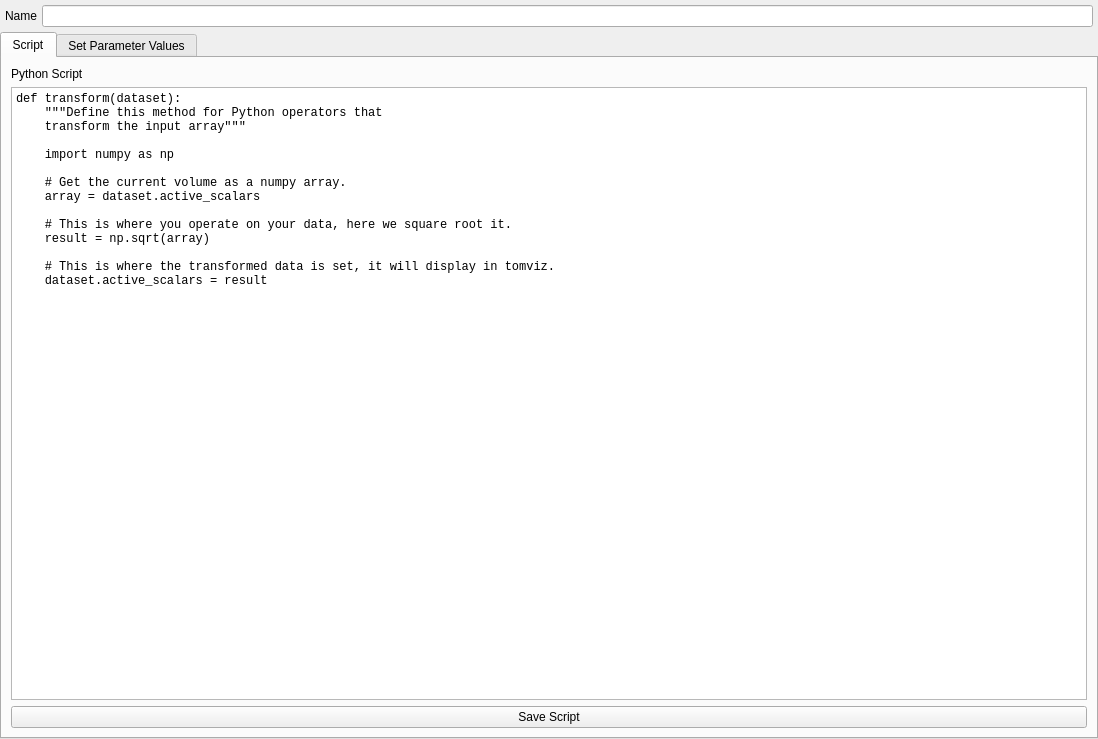
psavery/tomviz, file tomviz/legacy/operators/EditPythonOperatorWidget.ui: the form before one commit.
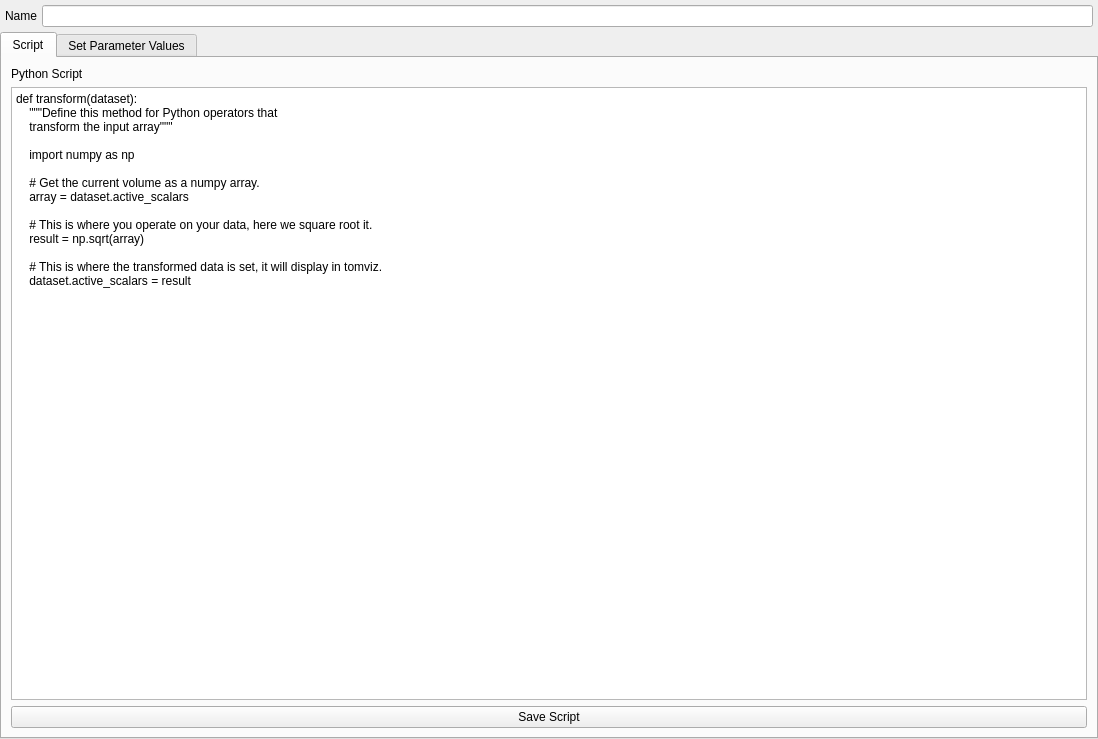
The form after the commit. The open tabs and pages were chosen to show the change.

Commit message:
Don't use a hardcoded "Monospace" font
Instead, use a system font. This prevents errors when monospace is
not available.

Diff of the .ui file:
```diff
--- a/tomviz/legacy/operators/EditPythonOperatorWidget.ui
+++ b/tomviz/legacy/operators/EditPythonOperatorWidget.ui
@@ -91,11 +91,6 @@
        </item>
        <item>
         <widget class="QTextEdit" name="script">
-         <property name="font">
-          <font>
-           <family>Monospace</family>
-          </font>
-         </property>
          <property name="lineWrapMode">
           <enum>QTextEdit::NoWrap</enum>
          </property>
@@ -103,7 +98,7 @@
           <string>&lt;!DOCTYPE HTML PUBLIC &quot;-//W3C//DTD HTML 4.0//EN&quot; &quot;http://www.w3.org/TR/REC-html40/strict.dtd&quot;&gt;
 &lt;html&gt;&lt;head&gt;&lt;meta name=&quot;qrichtext&quot; content=&quot;1&quot; /&gt;&lt;style type=&quot;text/css&quot;&gt;
 p, li { white-space: pre-wrap; }
-&lt;/style&gt;&lt;/head&gt;&lt;body style=&quot; font-family:'Monospace'; font-size:11pt; font-weight:400; font-style:normal;&quot;&gt;
+&lt;/style&gt;&lt;/head&gt;&lt;body style=&quot; font-size:11pt; font-weight:400; font-style:normal;&quot;&gt;
 &lt;p style=&quot; margin-top:0px; margin-bottom:0px; margin-left:0px; margin-right:0px; -qt-block-indent:0; text-indent:0px;&quot;&gt;def transform(dataset):&lt;/p&gt;
 &lt;p style=&quot; margin-top:0px; margin-bottom:0px; margin-left:0px; margin-right:0px; -qt-block-indent:0; text-indent:0px;&quot;&gt;    &amp;quot;&amp;quot;&amp;quot;Define this method for Python operators that&lt;/p&gt;
 &lt;p style=&quot; margin-top:0px; margin-bottom:0px; margin-left:0px; margin-right:0px; -qt-block-indent:0; text-indent:0px;&quot;&gt;    transform the input array&amp;quot;&amp;quot;&amp;quot;&lt;/p&gt;
```
The commit also changes 1 other file.
